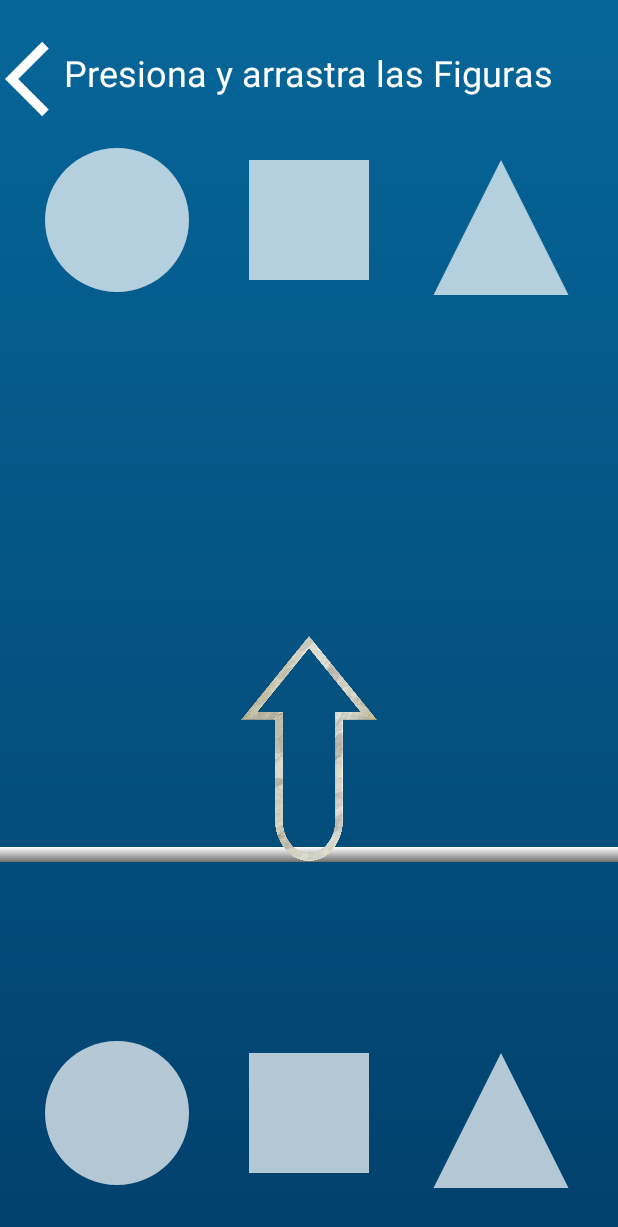
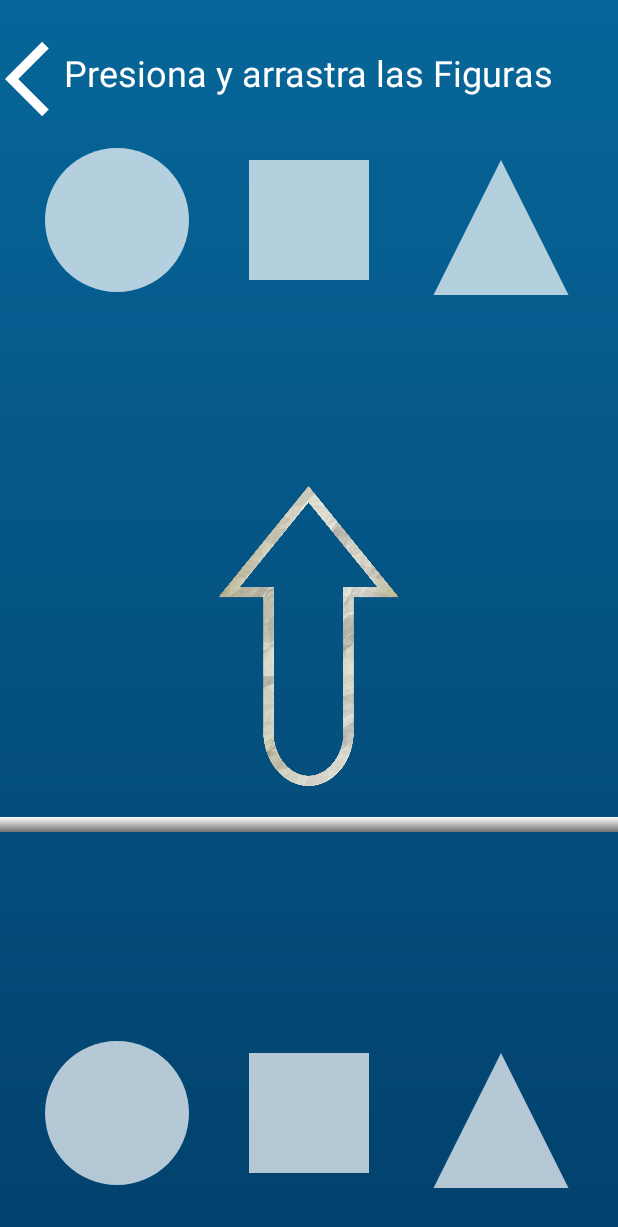
Before and after one commit to VictorHCH/AutiTec, an Android app: the Formas screen opened directly, with no data from a screen before it, on a phone screen of 412 x 824 dp. Shown: the top 1227 px of the screen. Run offline under Robolectric (Android 15) with nearby library versions, the light colour scheme and no system bars.

Commit message:
Version 3.4.0
Cositas

```diff
--- a/Carrusel/app/src/main/res/layout/formas.xml
+++ b/Carrusel/app/src/main/res/layout/formas.xml
@@ -46,24 +46,26 @@
         android:id="@+id/lineablanca"
         android:layout_width="match_parent"
         android:layout_height="10dp"
-        android:layout_marginTop="500dp"
+
+        android:layout_marginTop="480dp"
         android:tag="figure2"
         app:layout_constraintEnd_toEndOf="parent"
+        app:layout_constraintHorizontal_bias="0.0"
         app:layout_constraintStart_toStartOf="parent"
         app:layout_constraintTop_toBottomOf="@+id/statusTextView"
-        app:srcCompat="@drawable/lineablanca"
-        />
+        app:srcCompat="@drawable/lineablanca" />
 
     <ImageView
         android:id="@+id/flechaarriba"
-        android:layout_width="120dp"
-        android:layout_height="150dp"
-        android:layout_marginBottom="250dp"
+        android:layout_width="150dp"
+        android:layout_height="200dp"
+        android:layout_marginBottom="300dp"
         android:tag="figure2"
         app:layout_constraintBottom_toBottomOf="parent"
         app:layout_constraintEnd_toEndOf="parent"
+        app:layout_constraintHorizontal_bias="0.498"
         app:layout_constraintStart_toStartOf="parent"
-        app:srcCompat="@drawable/flecha_a"/>
+        app:srcCompat="@drawable/flecha_a" />
 
     <ImageView
         android:id="@+id/drag2ImageView"
--- a/Carrusel/app/src/main/res/layout/menu_numeros.xml
+++ b/Carrusel/app/src/main/res/layout/menu_numeros.xml
@@ -70,7 +70,6 @@
         android:id="@+id/mtres"
         android:layout_width="100dp"
         android:layout_height="150dp"
-
         android:layout_alignParentEnd="true"
         android:layout_gravity="center"
         android:layout_marginTop="100dp"
```
